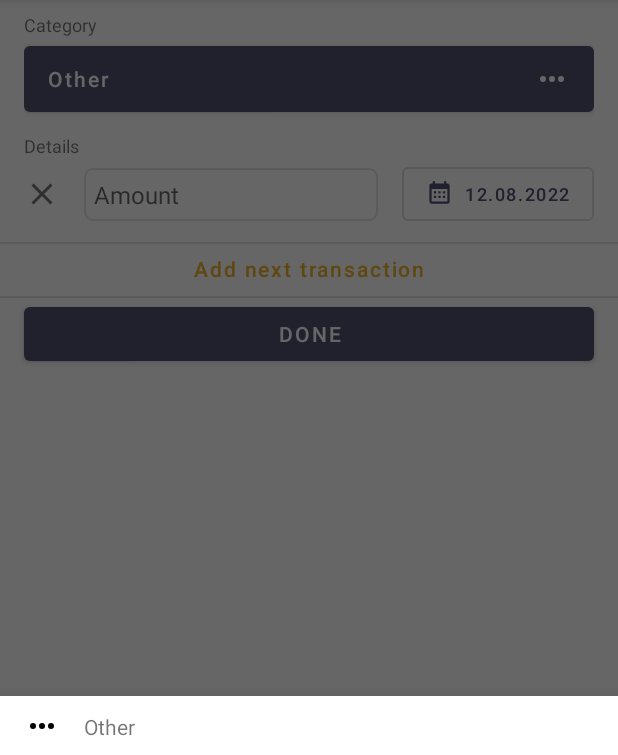
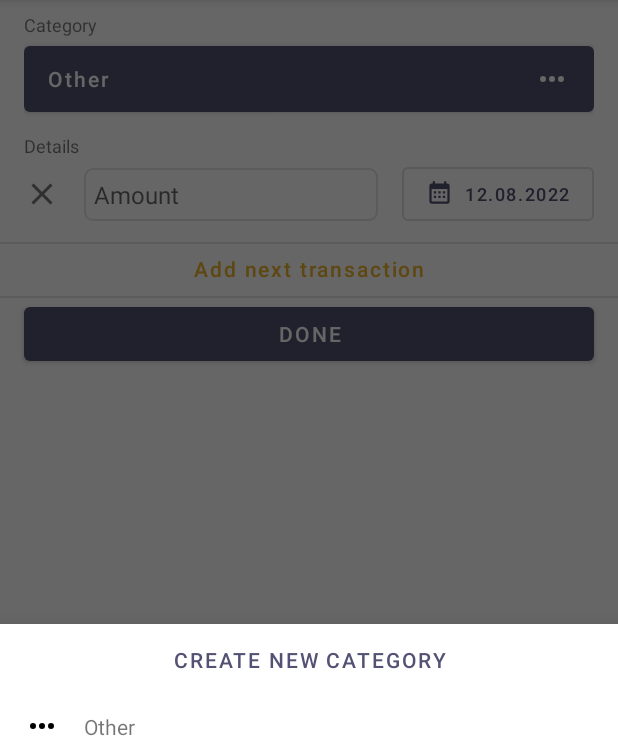
Before and after one commit to GholemHub/MoneyLab2, an Android app: the BottomSheetCategoryFragment screen opened through its navigation route, on a phone screen of 412 x 824 dp, the part 84-839 px from its top. Run offline under Robolectric (Android 15) with nearby library versions, the phone set to English and light mode, and no system bars; our stand-ins replace Dagger/Hilt's generated code, Room's generated code, Timber, navigation-ui.

Commit message:
[G] Create Btn

```diff
--- a/app/src/main/java/com/gholem/moneylab/features/add/chooseTransactionCategory/BottomSheetCategoryFragment.kt
+++ b/app/src/main/java/com/gholem/moneylab/features/add/chooseTransactionCategory/BottomSheetCategoryFragment.kt
@@ -22,6 +22,9 @@
         BottomsheetCategoryFragmentBinding.inflate(layoutInflater)
 
     override fun init(viewBinding: BottomsheetCategoryFragmentBinding) {
+        viewBinding.createNewCategoryBtn.setOnClickListener {
+
+        }
         initCategoryViews(viewBinding)
     }
 
--- a/app/src/main/res/layout/bottomsheet_category_fragment.xml
+++ b/app/src/main/res/layout/bottomsheet_category_fragment.xml
@@ -4,4 +4,11 @@
     android:layout_width="match_parent"
     android:layout_height="match_parent"
     android:background="@color/white"
-    android:orientation="vertical"/>
+    android:orientation="vertical">
+
+    <Button
+        android:id="@+id/create_new_category_btn"
+        android:layout_width="match_parent"
+        android:layout_height="wrap_content"
+        android:text="Create new category" />
+</LinearLayout>
```
